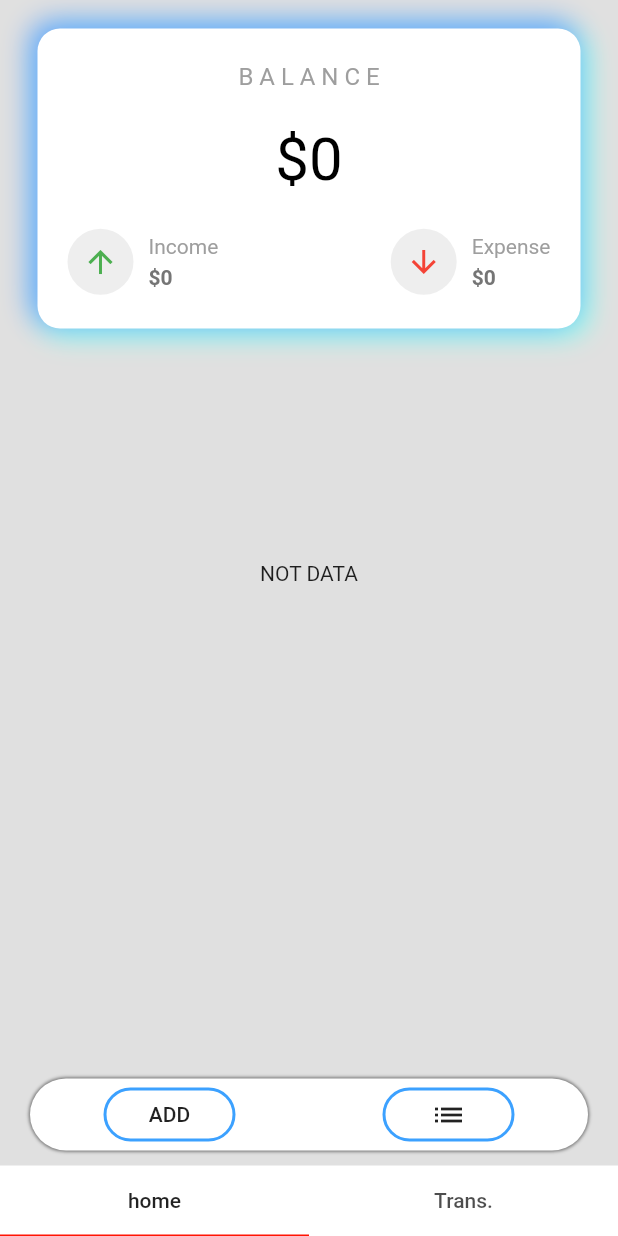
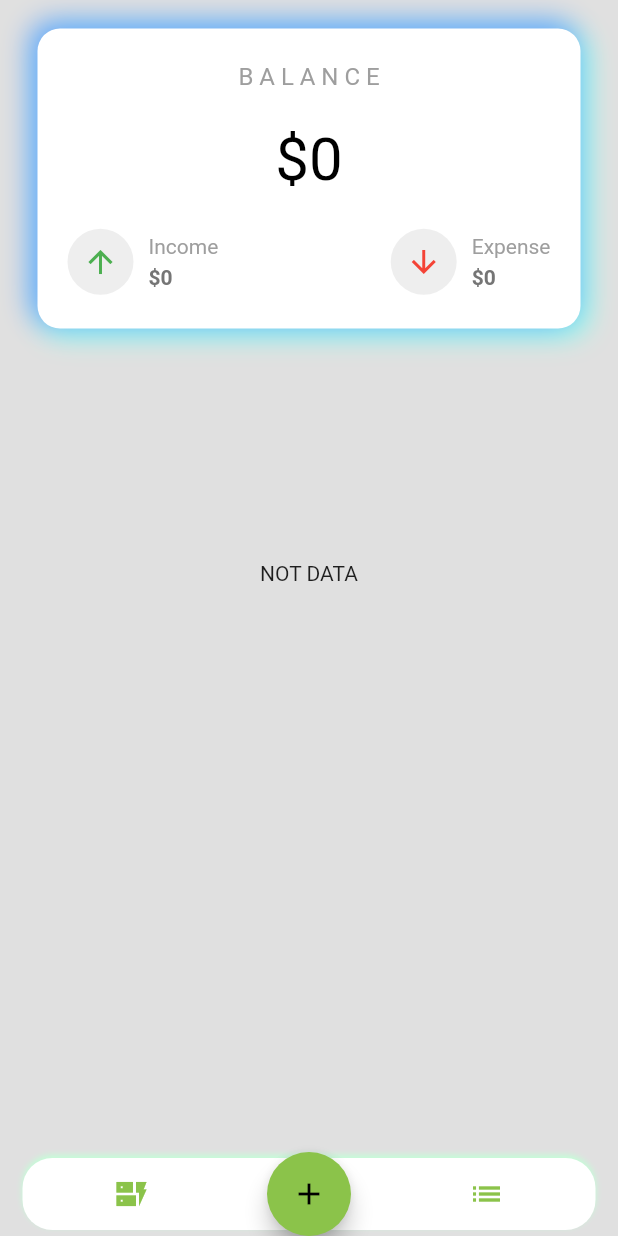
Before and after one commit to DekuShadow/Flutter_money-management, a Flutter app: the screen it shows after launch, on a phone screen of 412 x 824 dp. Run offline on Flutter 3.47's test engine with Material 2 defaults, Android fonts, the phone set to English and light mode, and no system bars; our stand-ins replace sembast; missing offline and left inert: gsheets; key blocks and very long unbroken strings in the code were emptied for the run.

Commit message:
v1.0.4 fix bugs and decorerate it to make it more beautiful

```diff
--- a/lib/main.dart
+++ b/lib/main.dart
@@ -53,20 +53,20 @@ class _MyhomepageState extends State<Myhomepage> {
         child: Scaffold(
           backgroundColor: Color.fromARGB(255, 255, 255, 255),
           body: TabBarView(children: [HomePage(), screntwo()]),
-          bottomNavigationBar: TabBar(
-              indicatorColor: Color.fromARGB(255, 255, 20, 3),
-              indicatorWeight: 1,
-              tabs: [
-                Tab(
-                  // icon: Icon(Icons.home),
-                  child: Text(
-                    "home",
-                  ),
-                ),
-                Tab(
-                  child: Text("Trans."),
-                )
-              ]),
+          // bottomNavigationBar: TabBar(
+          //     indicatorColor: Color.fromARGB(255, 255, 20, 3),
+          //     indicatorWeight: 1,
+          //     tabs: [
+          //       Tab(
+          //         // icon: Icon(Icons.home),
+          //         child: Text(
+          //           "home",
+          //         ),
+          //       ),
+          //       Tab(
+          //         child: Text("Trans."),
+          //       )
+          //     ]),
         ));
   }
 }
--- a/lib/page/homepage.dart
+++ b/lib/page/homepage.dart
@@ -143,7 +143,6 @@ class _HomePageState extends State<HomePage> {
         builder: (BuildContext context, TransactionProviders provider,
             Widget? child) {
           List? BALANCE = provider.put_incomeANDexpense();
-
           chack2 = provider.transactions.length;
           if (provider.transactions.length == 0) {
             if (chack == true) {
@@ -152,8 +151,11 @@ class _HomePageState extends State<HomePage> {
             }
           }
           List<Transactions> statement = provider.transactions;
-          return Padding(
-            padding: const EdgeInsets.fromLTRB(20, 4, 20, 10),
+          return Container(
+            child: Stack(
+              children: [
+                Padding(
+                  padding: const EdgeInsets.fromLTRB(20, 4, 20, 0),
                   child: SafeArea(
                     child: Column(
                       children: [
@@ -179,16 +181,19 @@ class _HomePageState extends State<HomePage> {
                                         ? LoadingCircle()
                                         :  */
                                         ListView.builder(
-                                      itemCount: provider.transactions.length,
+                                            itemCount:
+                                                provider.transactions.length,
                                             itemBuilder: (context, index) {
                                               var data = statement[index];
                                               return MyTransaction(
                                                 statement: data,
-                                          transactionName: data.Account.toString(),
+                                                transactionName:
+                                                    data.Account.toString(),
                                                 money: data.Amount,
                                                 expenseOrIncome: data.Expanse,
                                                 date: DateFormat("dd/MM/yyyy")
-                                              .format(DateTime.parse(data.date)),
+                                                    .format(DateTime.parse(
+                                                        data.date)),
                                                 key1: data.key,
                                               );
                                             }),
@@ -217,55 +222,51 @@ class _HomePageState extends State<HomePage> {
                             ),
                           ),
                         ),
-                  // OutlineButton(
-                  //   shape: StadiumBorder(),
-                  //   highlightedBorderColor: Color.fromARGB(255, 0, 255, 55),
-                  //   borderSide: BorderSide(
-                  //       width: 2, color: Color.fromARGB(255, 128, 249, 241)),
-                  //   child: Text("add"),
-                  //   onPressed: () {
-                  //     Navigator.push(
-                  //       context,
-                  //       MaterialPageRoute(builder: (context) {
-                  //         Transactions statement1 = Transactions();
-                  //         return Form_input(
-                  //           specify: true,
-                  //           statement: statement1,
-                  //         );
-                  //       }),
-                  //     );
-                  //     print(statrment.length);
-                  //   },
-                  // ),
+                      ],
+                    ),
+                  ),
+                ),
+                Positioned(
+                  child: Stack(
+                    alignment: AlignmentDirectional.center,
+                    children: [
                       Padding(
-                    padding: const EdgeInsets.all(0),
+                        padding: const EdgeInsets.fromLTRB(15, 0, 15, 0),
                         child: Container(
                           decoration: BoxDecoration(
-                          borderRadius: BorderRadius.circular(30),
-                          color: Color.fromARGB(255, 255, 255, 255),
+                              borderRadius: BorderRadius.circular(20),
+                              color: Colors.white,
                               boxShadow: [
-                            // BoxShadow(
-                            //     color: Color.fromARGB(255, 238, 0, 255),
-                            //     offset: Offset(4.0, 4.0),
-                            //     blurRadius: 15.0,
-                            //     spreadRadius: 1.0),
                                 BoxShadow(
-                                color: Color.fromARGB(255, 128, 128, 128),
-                                offset: Offset(0, 0),
-                                blurRadius: 1.0,
-                                spreadRadius: 1.0),
+                                    color: Color.fromARGB(255, 195, 255, 215),
+                                    offset: Offset(0, -2),blurRadius: 3)
                               ]),
+                          // color: Color.fromARGB(255, 255, 255, 255),
                           child: Row(
                             mainAxisAlignment: MainAxisAlignment.spaceAround,
                             children: [
-                          OutlineButton(
-                            shape: StadiumBorder(),
-                            highlightedBorderColor:
-                                Color.fromARGB(255, 0, 255, 38),
-                            borderSide: BorderSide(
-                                width: 2,
-                                color: Color.fromARGB(255, 60, 161, 255)),
-                            child: Text("ADD"),
+                              TextButton(
+                                child: Icon(Icons.dynamic_form_sharp),
+                                onPressed: () {},
+                              ),
+                              SizedBox(
+                                width: 10,
+                              ),
+                              TextButton(
+                                style: ButtonStyle(),
+                                child: Icon(Icons.list),
+                                onPressed: () {
+                                  Alert_deletANDpushGoogleSheet(
+                                      context, statement);
+                                  print(statement.length);
+                                },
+                              ),
+                            ],
+                          ),
+                        ),
+                      ),
+                      FloatingActionButton(
+                          child: Icon(Icons.add),
                           onPressed: () {
                             Navigator.push(
                               context,
@@ -278,27 +279,12 @@ class _HomePageState extends State<HomePage> {
                               }),
                             );
                             print(statement.length);
-                            },
-                          ),
-                          OutlineButton(
-                            shape: StadiumBorder(),
-                            highlightedBorderColor:
-                                Color.fromARGB(255, 0, 255, 38),
-                            borderSide: BorderSide(
-                                width: 2,
-                                color: Color.fromARGB(255, 60, 161, 255)),
-                            child: Icon(Icons.list),
-                            onPressed: () {
-                              Alert_deletANDpushGoogleSheet(context, statement);
-                              print(statement.length);
-                            },
-                          ),
+                          }),
                     ],
-                      ),
                   ),
                 )
               ],
-              ),
+              alignment: AlignmentDirectional.bottomEnd,
             ),
           );
         },
--- a/lib/widget/top_card.dart
+++ b/lib/widget/top_card.dart
@@ -150,7 +150,6 @@ class Screntwo_top_card extends StatelessWidget {
           expense += int.parse(index.Amount);
         }
         }
-
       }
 
       return Container(
```
Also changed, not shown: lib/page/screentwo.dart (+10 -5 lines), lib/widget/transaction.dart (+35 -30 lines). Lines whose indentation alone changed are shown as unchanged.
